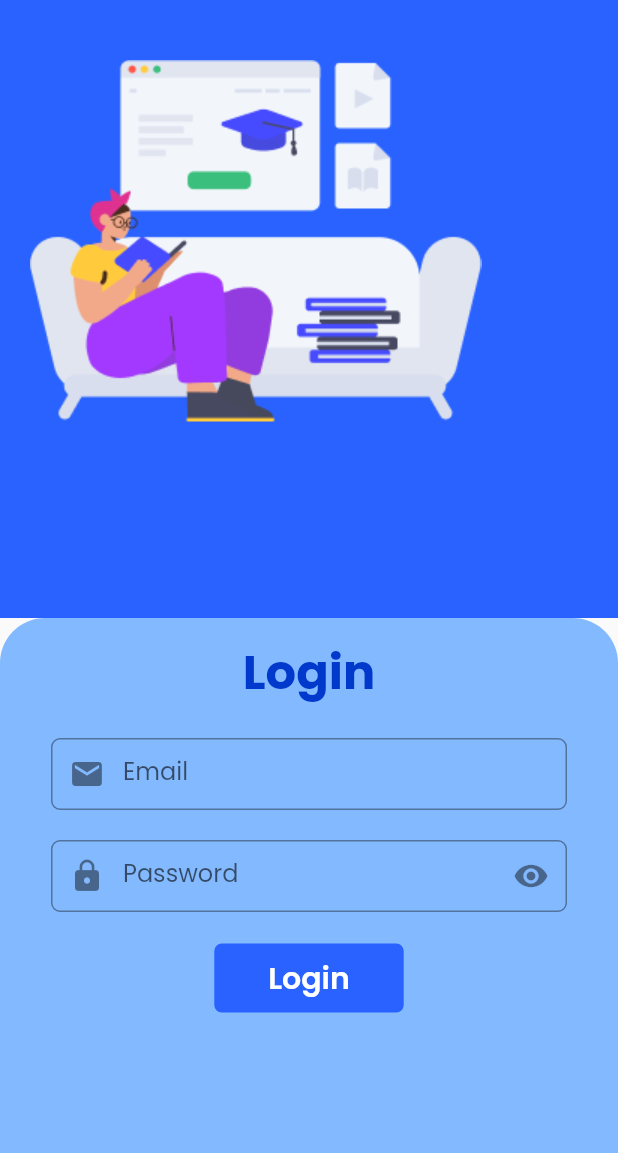
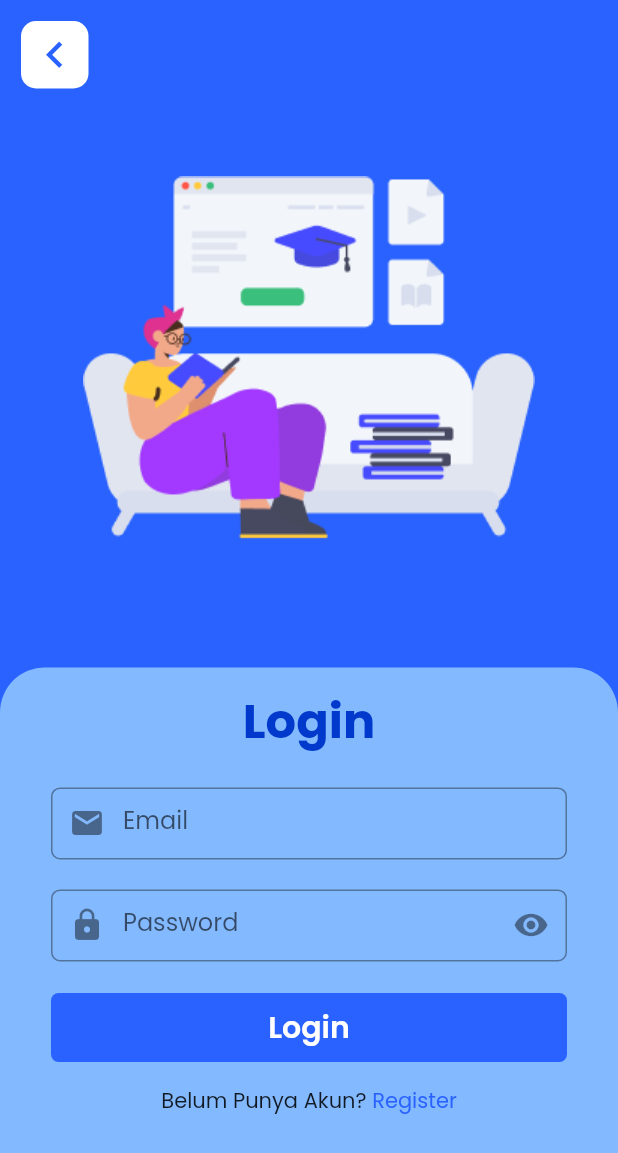
Before and after one commit to agusprayogi02/bank_soal, a Flutter app: the screen it shows after launch, after a tap on "Login", on a phone screen of 412 x 824 dp. Shown: the top 1153 px of the screen. Run offline on Flutter 3.47's test engine with Material 2 defaults, Android fonts, the phone set to English and light mode, and no system bars; our stand-ins replace equatable, get, velocity_x.

Commit message:
(+) selesai login page

```diff
--- /dev/null
+++ b/lib/components/button/rounded_back.dart
@@ -0,0 +1,28 @@
+import 'package:bank_soal/utils/utils.dart';
+import 'package:flutter/material.dart';
+
+class RoundedBack extends StatelessWidget {
+  final Function onPress;
+  const RoundedBack({Key key, @required this.onPress}) : super(key: key);
+
+  @override
+  Widget build(BuildContext context) {
+    return Container(
+      decoration: BoxDecoration(
+        color: whiteC,
+        borderRadius: BorderRadius.circular(10),
+      ),
+      width: 45,
+      height: 45,
+      child: InkWell(
+        onTap: onPress,
+        splashColor: dartPrimaryC,
+        child: Icon(
+          Icons.chevron_left,
+          color: primaryC,
+          size: 35,
+        ),
+      ),
+    );
+  }
+}
--- a/lib/components/rounded_button.dart
+++ b/lib/components/button/rounded_button.dart
@@ -8,6 +8,7 @@ class RoundedButton extends StatelessWidget {
   final Function onPress;
   final Color color;
   final double borderRadius;
+  final double width;
   const RoundedButton({
     Key key,
     this.size,
@@ -15,11 +16,13 @@ class RoundedButton extends StatelessWidget {
     this.onPress,
     this.color = primaryC,
     this.borderRadius = 5,
+    this.width,
   }) : super(key: key);
 
   @override
   Widget build(BuildContext context) {
     return Container(
+      width: width,
       child: FlatButton(
         color: color,
         textColor: whiteC,
@@ -31,7 +34,7 @@ class RoundedButton extends StatelessWidget {
             .size(size)
             .make()
             .box
-            .margin(EdgeInsets.symmetric(vertical: size * 0.4, horizontal: size))
+            .margin(EdgeInsets.symmetric(vertical: size * 0.4))
             .make(),
         shape: RoundedRectangleBorder(
           borderRadius: BorderRadius.circular(borderRadius),
--- a/lib/pages/signIn/sigin_page.dart
+++ b/lib/pages/signIn/sigin_page.dart
@@ -1,6 +1,8 @@
+import 'package:bank_soal/components/button/rounded_back.dart';
 import 'package:bank_soal/components/costom_text_form.dart';
-import 'package:bank_soal/components/rounded_button.dart';
+import 'package:bank_soal/components/button/rounded_button.dart';
 import 'package:bank_soal/pages/signIn/signin_controller.dart';
+import 'package:bank_soal/utils/app_pages.dart';
 import 'package:bank_soal/utils/utils.dart';
 import 'package:flutter/material.dart';
 import 'package:get/get.dart';
@@ -15,19 +17,30 @@ class SignInPage extends GetView<SignInController> {
         toolbarHeight: 0,
       ),
       body: Container(
-        margin: EdgeInsets.only(top: 20),
-        padding: EdgeInsets.all(20),
-        child: Image.asset("assets/img/study.png"),
+        child: Stack(
+          children: [
+            Column(
+              crossAxisAlignment: CrossAxisAlignment.start,
+              children: [
+                Container(
+                  margin: EdgeInsets.all(14),
+                  child: RoundedBack(onPress: () => Get.back()),
                 ),
-      backgroundColor: primaryC,
-      bottomSheet: Container(
+                Container(width: w, child: Image.asset("assets/img/study.png")),
+              ],
+            ),
+            Column(
+              children: [
+                Spacer(),
+                Container(
                   decoration: BoxDecoration(
                     color: lightC,
                     borderRadius: BorderRadius.vertical(top: Radius.circular(30)),
                   ),
-        height: h * 0.5,
+                  height: h * 0.46,
                   padding: EdgeInsets.symmetric(horizontal: 34, vertical: 12),
-        child: Column(
+                  child: Obx(
+                    () => Column(
                       children: [
                         "Login".text.size(32).color(dartPrimaryC).bold.make(),
                         SizedBox(
@@ -45,9 +58,13 @@ class SignInPage extends GetView<SignInController> {
                         CustomTextForm(
                           labelText: "Password",
                           autocorrect: false,
+                          obscureText: SignInController.to.enable.value,
                           onChanged: SignInController.to.onPass,
                           prefixIcon: Icon(Icons.lock),
-              suffixIcon: Icon(Icons.visibility),
+                          suffixIcon: GestureDetector(
+                            onTap: SignInController.to.onSecure,
+                            child: Icon(Icons.visibility),
+                          ),
                         ),
                         SizedBox(
                           height: 20,
@@ -56,10 +73,29 @@ class SignInPage extends GetView<SignInController> {
                           label: "Login",
                           size: 20,
                           onPress: () {},
+                          width: w,
+                        ),
+                        Row(
+                          mainAxisAlignment: MainAxisAlignment.center,
+                          children: [
+                            "Belum Punya Akun? ".text.make(),
+                            "Register"
+                                .text
+                                .color(primaryC)
+                                .make()
+                                .onInkTap(() => Get.toNamed(Routes.HOME))
+                          ],
+                        ).marginOnly(top: 15)
+                      ],
+                    ),
+                  ),
+                ),
+              ],
             )
           ],
         ),
       ),
+      backgroundColor: primaryC,
     );
   }
 }
--- a/lib/pages/signIn/signin_controller.dart
+++ b/lib/pages/signIn/signin_controller.dart
@@ -10,7 +10,9 @@ class SignInController extends GetxController {
 
   final email = "".obs;
   final password = "".obs;
+  final enable = true.obs;
   final appState = Rx<AppState>();
   void onEmail(val) => this.email.value = val;
   void onPass(val) => this.password.value = val;
+  void onSecure() => this.enable.value = !this.enable.value;
 }
--- a/lib/pages/welcome_page.dart
+++ b/lib/pages/welcome_page.dart
@@ -1,4 +1,4 @@
-import 'package:bank_soal/components/box_rounded.dart';
+import 'package:bank_soal/components/button/box_rounded.dart';
 import 'package:bank_soal/utils/app_pages.dart';
 import 'package:bank_soal/utils/utils.dart';
 import 'package:flutter/material.dart';
```
Also changed, not shown: lib/components/button/box_rounded.dart (renamed from lib/components/box_rounded.dart). Lines whose indentation alone changed are shown as unchanged.
